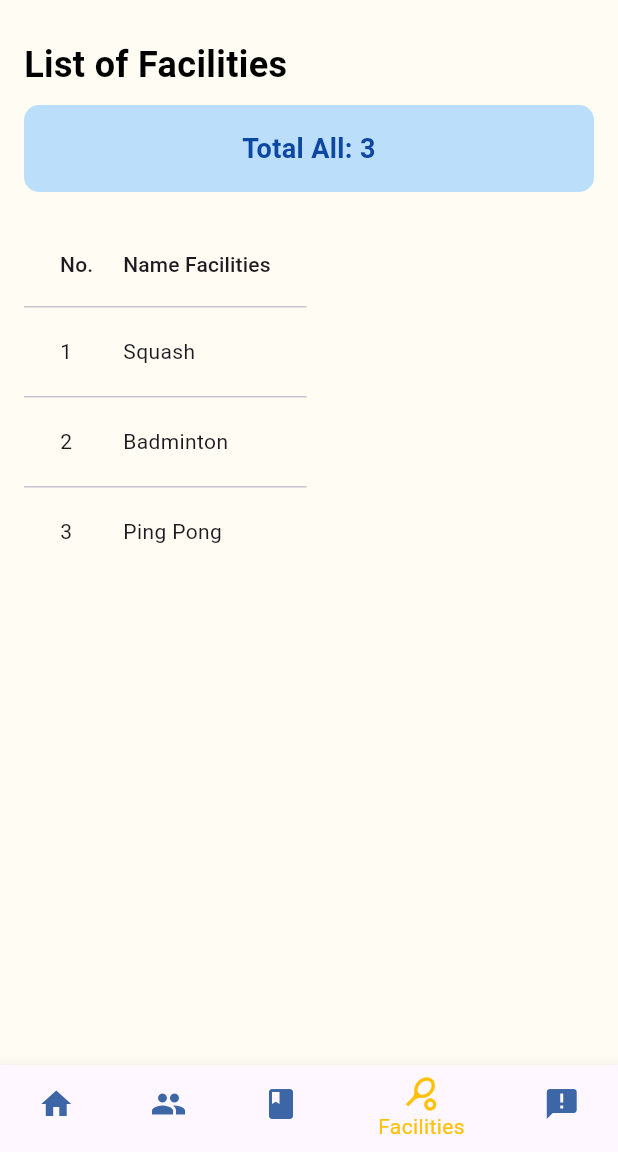
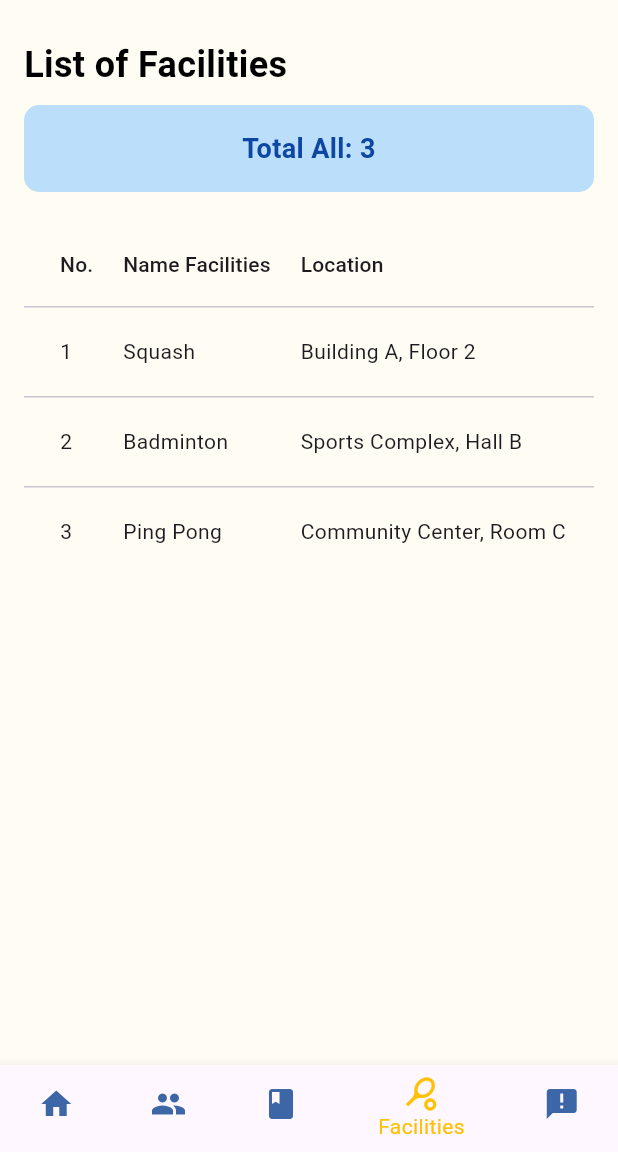
Before and after one commit to nuramirahathirahnazli/ByteBurst, a Flutter app: the FacilitiesAdmin screen opened directly, on a phone screen of 412 x 824 dp, the part 84-1236 px from its top. Run offline on Flutter 3.47's test engine with Material 3 defaults, Android fonts, the phone set to English and light mode, and no system bars; our stand-ins replace cloud_firestore, firebase_auth, firebase_core, table_calendar; accounts and stored records are empty.

Commit message:
Correct for centered and add location on facilities page

```diff
--- a/utmfit/lib/screens/admin/facilities_admin.dart
+++ b/utmfit/lib/screens/admin/facilities_admin.dart
@@ -1,4 +1,3 @@
-
 // ignore_for_file: deprecated_member_use
 
 import 'package:flutter/material.dart';
@@ -16,10 +15,22 @@ class FacilitiesAdmin extends StatefulWidget {
 class _FacilitiesAdminState extends State<FacilitiesAdmin> {
   int _selectedIndex = 3;
 
-  final List<Map<String, String>> facilities = [
-    {'number': '1', 'name': 'Squash'},
-    {'number': '2', 'name': 'Badminton'},
-    {'number': '3', 'name': 'Ping Pong'},
+  final List<Map<String, String?>> facilities = [
+    {
+      'number': '1',
+      'name': 'Squash',
+      'location': 'Building A, Floor 2',
+    },
+    {
+      'number': '2',
+      'name': 'Badminton',
+      'location': 'Sports Complex, Hall B',
+    },
+    {
+      'number': '3',
+      'name': 'Ping Pong',
+      'location': 'Community Center, Room C',
+    },
   ];
 
   void _onItemTapped(int index) {
@@ -98,14 +109,17 @@ class _FacilitiesAdminState extends State<FacilitiesAdmin> {
                 columns: const [
                   DataColumn(label: Text('No.')),
                   DataColumn(label: Text('Name Facilities')),
+                  DataColumn(label: Text('Location')),
                 ],
                 dataRowHeight: 60,
                 rows: facilities.asMap().entries.map((entry) {
                   int index = entry.key;
-                  Map<String, String> facility = entry.value;
+                  Map<String, String?> facility = entry.value;
+                  print("Facility: ${facility['name']}, Location: ${facility['location']}"); // Debugging print statement
                   return DataRow(cells: [
                     DataCell(Text((index + 1).toString())),
-                    DataCell(Text(facility['name']!)),
+                    DataCell(Text(facility['name'] ?? 'N/A')),
+                    DataCell(Text(facility['location'] ?? 'N/A')),
                   ]);
                 }).toList(),
               ),
@@ -113,7 +127,7 @@ class _FacilitiesAdminState extends State<FacilitiesAdmin> {
           ],
         ),
       ),
-     bottomNavigationBar: AdminBottomNavigation(
+      bottomNavigationBar: AdminBottomNavigation(
         selectedIndex: _selectedIndex,
         onItemTapped: _onItemTapped,
       ),
```
